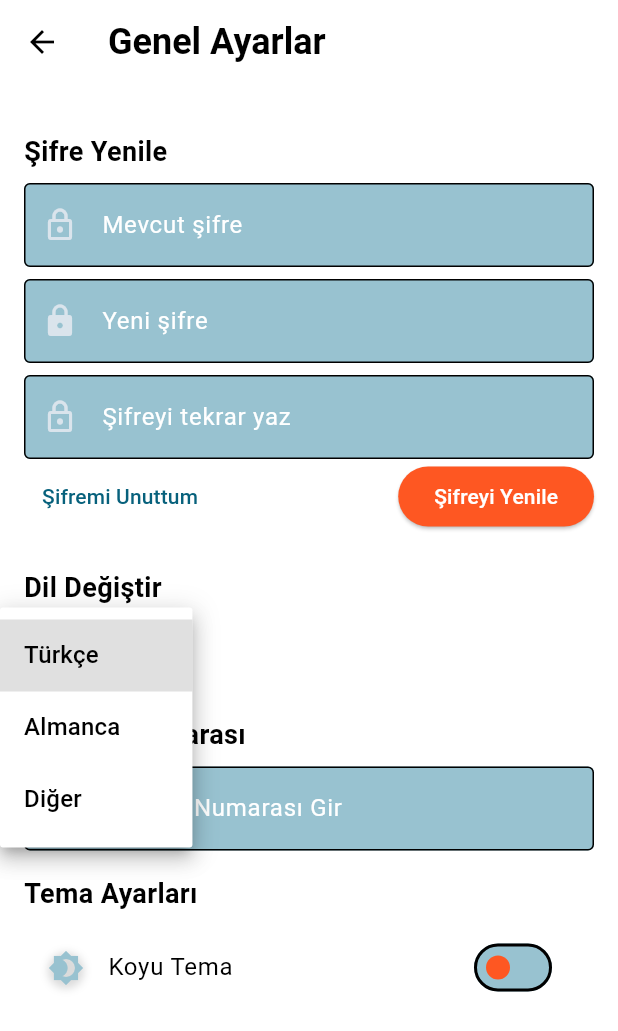
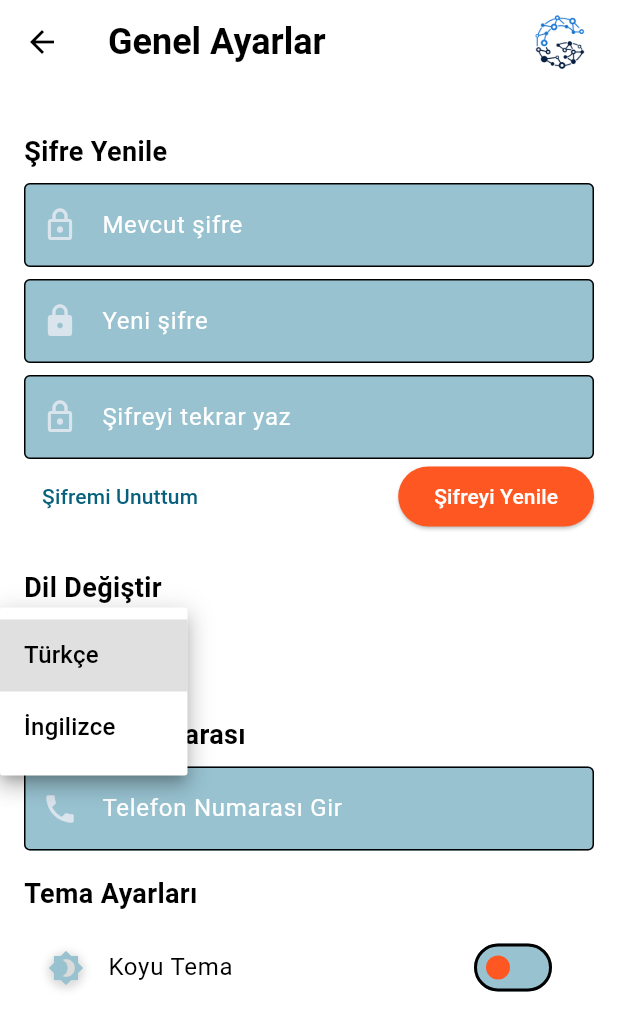
Before and after one commit to MrBigBearrTR/guide_up, a Flutter app: the GeneralSettings screen opened by its route, after a tap on "Türkçe", on a phone screen of 412 x 824 dp. Shown: the top 1031 px of the screen. Run offline on Flutter 3.47's test engine with Material 2 defaults, Android fonts, the phone set to English and light mode, and no system bars; our stand-ins replace carousel_slider, cloud_firestore, curved_navigation_bar, firebase_auth, firebase_core, flutter_secure_storage and 5 more; accounts and stored records are empty; network calls fail.

Commit message:
Tasarımsal anlamada düzenleme yapıldı.

```diff
--- a/lib/pages/profile/settings/general_settings.dart
+++ b/lib/pages/profile/settings/general_settings.dart
@@ -42,6 +42,15 @@ class _GeneralSettingsState extends State<GeneralSettings> {
           'Genel Ayarlar',
           style: TextStyle(fontSize: 24.0, fontWeight: FontWeight.bold),
         ),
+        actions: [
+          Padding(
+            padding: const EdgeInsets.only(right: 8.0),
+            child: Image.asset('assets/img/GuideUpLogo.png', // Logo resminin yolunu buraya ekleyin
+              width: 62,
+              height: 62,
+            ),
+          ),
+        ],
       ),
       body: SingleChildScrollView(
         padding: const EdgeInsets.all(16.0),
@@ -75,13 +84,13 @@ class _GeneralSettingsState extends State<GeneralSettings> {
           decoration: InputDecoration(
             labelText: 'Mevcut şifre',
             floatingLabelStyle: TextStyle(
-              color: Color(0xFFFE5722), // Metin rengi
+              color: Color(0xFF212832), // Metin rengi
             ),
             border: OutlineInputBorder(
               borderSide: BorderSide(color: Color(0xFF98C2D0)), // Kutunun çevresi rengi
             ),
             focusedBorder: OutlineInputBorder(
-              borderSide: BorderSide(color: Color(0xFFFE5722)), // Odaklandığında kutunun çevresi rengi
+              borderSide: BorderSide(color: Color(0xFF212832)), // Odaklandığında kutunun çevresi rengi
             ),
             prefixIcon: Icon(
               Icons.lock_outlined,
@@ -100,13 +109,13 @@ class _GeneralSettingsState extends State<GeneralSettings> {
           decoration: InputDecoration(
             labelText: 'Yeni şifre',
             floatingLabelStyle: TextStyle(
-              color: Color(0xFFFE5722), // Metin rengi
+              color: Color(0xFF212832), // Metin rengi
             ),
             border: OutlineInputBorder(
               borderSide: BorderSide(color: Color(0xFF98C2D0)), // Kutunun çevresi rengi
             ),
             focusedBorder: OutlineInputBorder(
-              borderSide: BorderSide(color: Color(0xFFFE5722)), // Odaklandığında kutunun çevresi rengi
+              borderSide: BorderSide(color: Color(0xFF212832)), // Odaklandığında kutunun çevresi rengi
             ),
             prefixIcon: Icon(
               Icons.lock,
@@ -125,13 +134,13 @@ class _GeneralSettingsState extends State<GeneralSettings> {
           decoration: InputDecoration(
             labelText: 'Şifreyi tekrar yaz',
             floatingLabelStyle: TextStyle(
-              color: Color(0xFFFE5722), // Metin rengi
+              color: Color(0xFF212832), // Metin rengi
     ),
             border: OutlineInputBorder(
               borderSide: BorderSide(color: Color(0xFF98C2D0)), // Kutunun çevresi rengi
             ),
             focusedBorder: OutlineInputBorder(
-              borderSide: BorderSide(color: Color(0xFFFE5722)), // Odaklandığında kutunun çevresi rengi
+              borderSide: BorderSide(color: Color(0xFF212832)), // Odaklandığında kutunun çevresi rengi
             ),
             prefixIcon: Icon(
               Icons.lock_outlined,
@@ -198,7 +207,7 @@ class _GeneralSettingsState extends State<GeneralSettings> {
           onChanged: (String? newValue) {
             // Dil seçildiğinde yapılacak işlemler
           },
-          items: <String>['Türkçe', 'Almanca', 'Diğer']
+          items: <String>['Türkçe', 'İngilizce']
               .map<DropdownMenuItem<String>>((String value) {
             return DropdownMenuItem<String>(
               value: value,
@@ -223,13 +232,13 @@ class _GeneralSettingsState extends State<GeneralSettings> {
           decoration: InputDecoration(
             labelText: 'Telefon Numarası Gir',
             floatingLabelStyle: TextStyle(
-              color: Color(0xFFFE5722), // Metin rengi
+              color: Color(0xFF212832), // Metin rengi
             ),
             border: OutlineInputBorder(
               borderSide: BorderSide(color: Color(0xFF98C2D0)), // Kutunun çevresi rengi
             ),
             focusedBorder: OutlineInputBorder(
-              borderSide: BorderSide(color: Color(0xFFFE5722)), // Odaklandığında kutunun çevresi rengi
+              borderSide: BorderSide(color: Color(0xFF212832)), // Odaklandığında kutunun çevresi rengi
             ),
             prefixIcon: Icon(
               Icons.phone,
```
Also changed, not shown: lib/pages/profile/my_profile/abilities_page/abilities.dart (+9 -0 lines), lib/pages/profile/my_profile/education_information_page/education_information.dart (+17 -0 lines), lib/pages/profile/my_profile/my_projects_page/my_projects.dart (+9 -0 lines).
